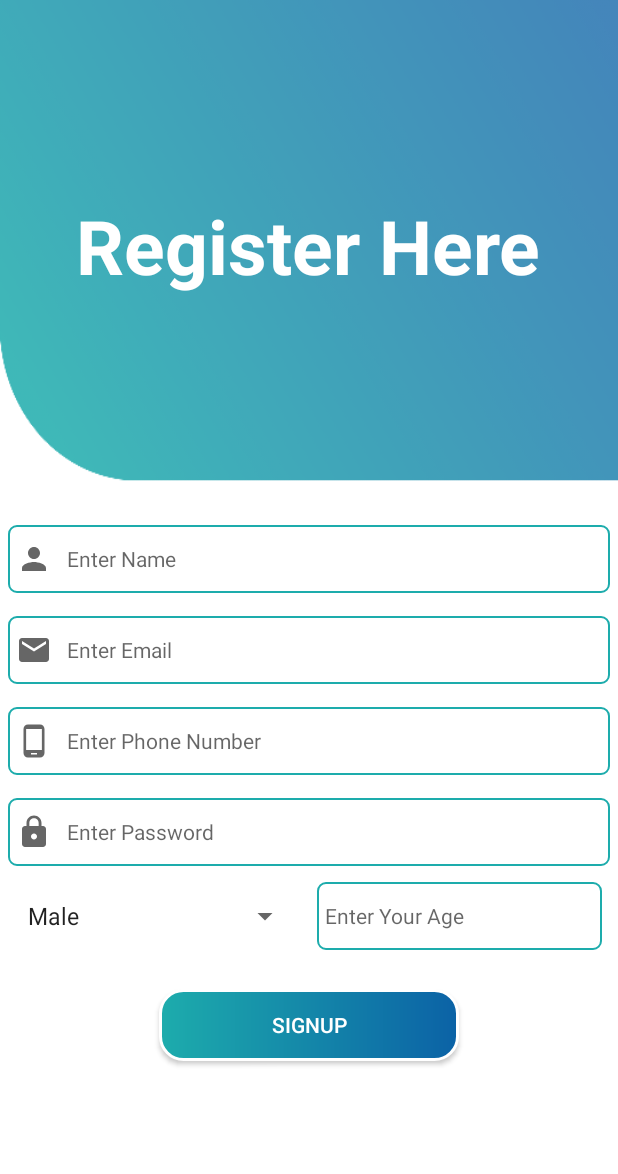
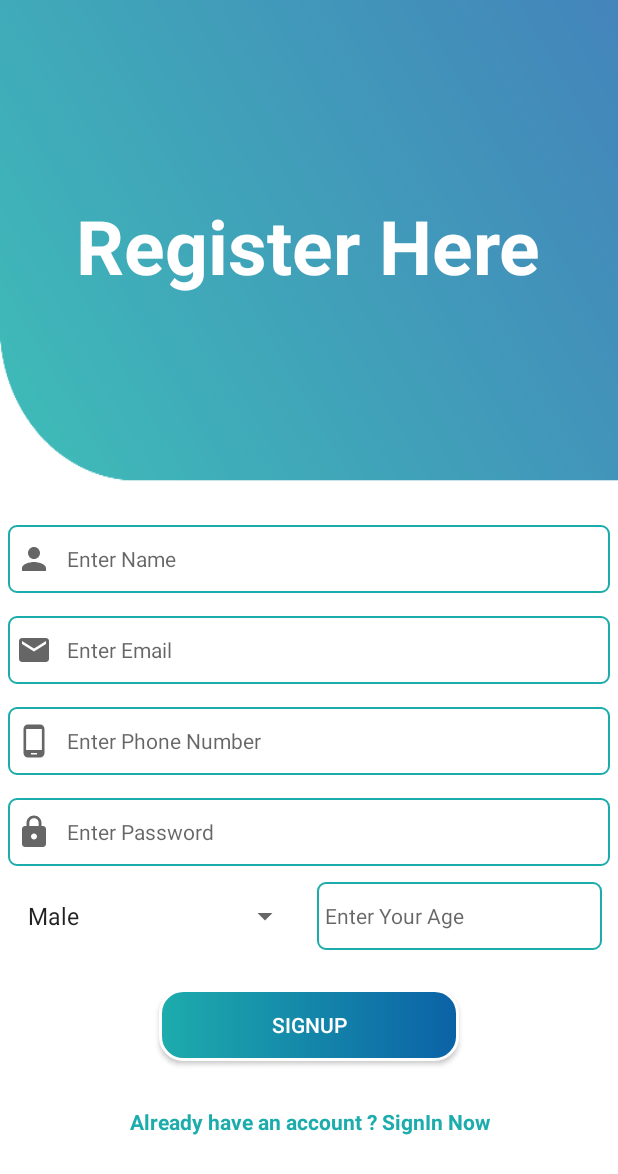
Before and after one commit to Saket105/BeFit, an Android app: the screen it shows after launch (RegisterActivity), after a tap on "New user ? Register Now", on a phone screen of 412 x 824 dp. Shown: the top 1174 px of the screen. Run offline under Robolectric (Android 15) with nearby library versions, the phone set to English and light mode, and no system bars; our stand-ins replace Firebase (no records; nobody signed in at launch, a user with empty details on screens opened directly); Roboto replaces fonts that are not available here; 1 other tap on this screen came first.

Commit message:
fourth Commit

```diff
--- a/app/src/main/java/com/example/befit/Activities/LoginActivity.java
+++ b/app/src/main/java/com/example/befit/Activities/LoginActivity.java
@@ -10,6 +10,7 @@ import android.view.View;
 import android.view.WindowManager;
 import android.widget.Button;
 import android.widget.EditText;
+import android.widget.ProgressBar;
 import android.widget.TextView;
 import android.widget.Toast;
 
@@ -35,6 +36,7 @@ public class LoginActivity extends AppCompatActivity {
     FirebaseAuth mAuth;
     DatabaseReference reference;
     Timer timer;
+    ProgressBar progressBar;
 
     @Override
     protected void onCreate(Bundle savedInstanceState) {
@@ -47,6 +49,7 @@ public class LoginActivity extends AppCompatActivity {
         signIn = findViewById(R.id.signIn_user);
         reg_page = findViewById(R.id.tv);
         mAuth = FirebaseAuth.getInstance();
+        progressBar = findViewById(R.id.signInProcessBar);
         reference = FirebaseDatabase.getInstance().getReference();
 
         signIn.setOnClickListener(new View.OnClickListener() {
@@ -64,6 +67,7 @@ public class LoginActivity extends AppCompatActivity {
                     @Override
                     public void run() {
                         startActivity(new Intent(LoginActivity.this,RegisterActivity.class));
+                        finish();
                         Anim.animateFade(LoginActivity.this);
                     }
                 },500);
@@ -77,16 +81,19 @@ public class LoginActivity extends AppCompatActivity {
         pwd = password.getText().toString();
 
         if (emails.isEmpty()){
+
             email.setError("Required!");
             email.requestFocus();
             return;
 
         }else if (!Patterns.EMAIL_ADDRESS.matcher(emails).matches()){
+
             email.setError("Please provide valid email address");
             email.requestFocus();
             return;
 
         }else if (pwd.length() < 6){
+
             password.setError("Please provide valid password");
             password.requestFocus();
             return;
@@ -97,6 +104,7 @@ public class LoginActivity extends AppCompatActivity {
             return;
 
         }else {
+            progressBar.setVisibility(View.VISIBLE);
             logUser(emails,pwd);
         }
     }
@@ -108,6 +116,7 @@ public class LoginActivity extends AppCompatActivity {
                     public void onComplete(@NonNull Task<AuthResult> task) {
                         if (task.isSuccessful()){
                             //FirebaseUser user = mAuth.getCurrentUser();
+                            progressBar.setVisibility(View.GONE);
                             Toast.makeText(LoginActivity.this,"Ok! You are Logged In", Toast.LENGTH_SHORT).show();
                             startActivity(new Intent(LoginActivity.this, MainActivity.class));
                             finish();
--- a/app/src/main/java/com/example/befit/Activities/RegisterActivity.java
+++ b/app/src/main/java/com/example/befit/Activities/RegisterActivity.java
@@ -14,8 +14,10 @@ import android.widget.Button;
 import android.widget.EditText;
 import android.widget.ProgressBar;
 import android.widget.Spinner;
+import android.widget.TextView;
 import android.widget.Toast;
 
+import com.example.befit.Animation.Anim;
 import com.example.befit.MainActivity;
 import com.example.befit.R;
 import com.example.befit.model.User;
@@ -30,6 +32,8 @@ import com.google.firebase.database.FirebaseDatabase;
 
 import java.util.ArrayList;
 import java.util.List;
+import java.util.Timer;
+import java.util.TimerTask;
 
 public class RegisterActivity extends AppCompatActivity {
 
@@ -40,6 +44,8 @@ public class RegisterActivity extends AppCompatActivity {
     ProgressBar progressBar;
     DatabaseReference databaseReference;
     EditText edt_names, edt_emails, edt_phones, edt_password, edt_age;
+    TextView tv;
+    Timer timer;
 
     @Override
     protected void onCreate(Bundle savedInstanceState) {
@@ -56,6 +62,7 @@ public class RegisterActivity extends AppCompatActivity {
         edt_password = findViewById(R.id.password);
         edt_age = findViewById(R.id.text_age);
         progressBar = findViewById(R.id.progress_bar);
+        tv = findViewById(R.id.reg_tv);
         mAuth = FirebaseAuth.getInstance();
 
         signup.setOnClickListener(new View.OnClickListener() {
@@ -64,6 +71,21 @@ public class RegisterActivity extends AppCompatActivity {
 //                startActivity(new Intent(RegisterActivity.this, MainActivity.class));
 //                Toast.makeText(RegisterActivity.this, "Register SuccessFull", Toast.LENGTH_SHORT).show();
                 registerUser();
+            }
+        });
+
+        tv.setOnClickListener(new View.OnClickListener() {
+            @Override
+            public void onClick(View v) {
+                timer = new Timer();
+                timer.schedule(new TimerTask() {
+                    @Override
+                    public void run() {
+                        startActivity(new Intent(RegisterActivity.this,LoginActivity.class));
+                        finish();
+                        Anim.animateFade(RegisterActivity.this);
+                    }
+                },1500);
             }
         });
 
--- a/app/src/main/res/layout/activity_register.xml
+++ b/app/src/main/res/layout/activity_register.xml
@@ -134,6 +134,17 @@
                 android:background="@drawable/signup_btn"
                 android:text="SignUp"/>
 
+            <TextView
+                android:id="@+id/reg_tv"
+                android:layout_width="match_parent"
+                android:layout_height="wrap_content"
+                android:layout_below="@+id/register_user"
+                android:text="Already have an account ? SignIn Now"
+                android:gravity="center"
+                android:layout_marginTop="15dp"
+                android:textColor="@color/main_colour"
+                android:textStyle="bold"/>
+
         </RelativeLayout>
 
     </androidx.core.widget.NestedScrollView>
```
